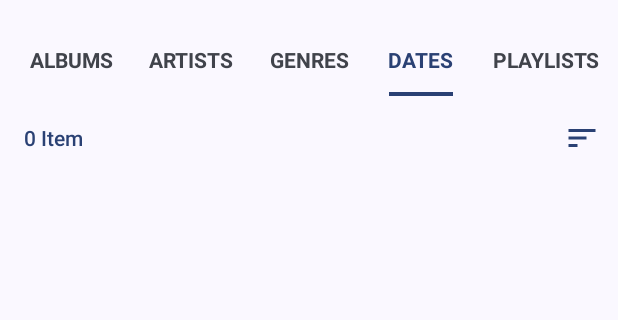
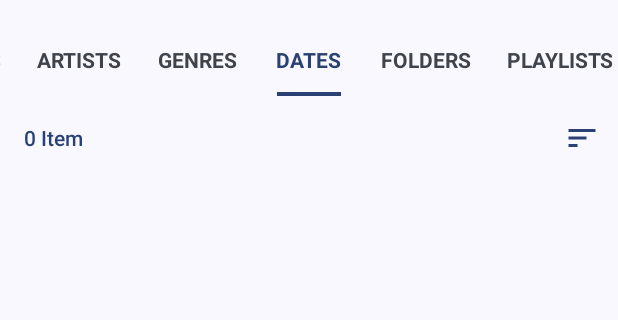
Before and after one commit to AkaneTan/Gramophone, an Android app: the screen it shows after launch (MainActivity), in the side drawer, after a tap on "Dates", on a phone screen of 412 x 824 dp, the part 72-392 px from its top. Run offline under Robolectric (Android 15) with nearby library versions, the phone set to English and light mode, and no system bars; libraries missing offline, so code that uses them is left out: me.zhanghai.android; pictures from the network do not load; 10 statements that could not run were skipped.

Commit message:
Revert "hide wip folder tab"
This reverts commit fba2c374e53913a51db8ef19a6ec1bc1030c05cd.

```diff
--- a/app/src/main/java/org/akanework/gramophone/ui/adapters/ViewPager2Adapter.kt
+++ b/app/src/main/java/org/akanework/gramophone/ui/adapters/ViewPager2Adapter.kt
@@ -27,7 +27,7 @@ class ViewPager2Adapter(
             R.id.artists,
             R.id.genres,
             R.id.dates,
-            // R.id.folders,
+            R.id.folders,
             R.id.playlists
         )
 
--- a/app/src/main/res/menu/navigation_menu.xml
+++ b/app/src/main/res/menu/navigation_menu.xml
@@ -35,7 +35,6 @@
             <item
                 android:id="@+id/folders"
                 android:checkable="true"
-                android:visible="false"
                 android:icon="@drawable/folder_art"
                 android:title="@string/folders"
                 app:showAsAction="ifRoom" />
```
